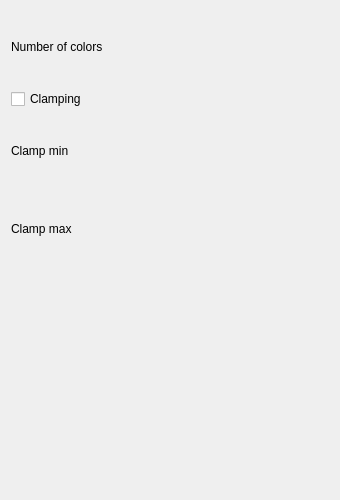
The window that smoke/view/colormaptab.ui (bvanloon/Scientific-Visualization) describes before a commit, drawn with Qt 5.
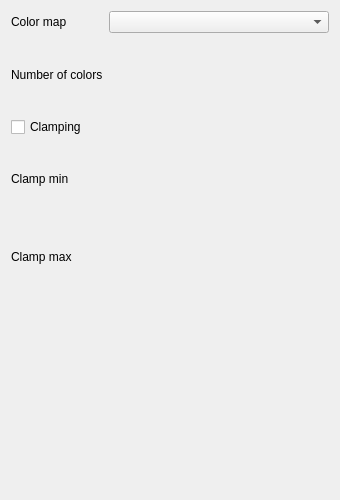
The same window after the commit. Custom widgets are drawn as their Qt base class.

Commit message: Added colormap selector ui element

Patch:
```diff
--- a/smoke/view/colormaptab.ui
+++ b/smoke/view/colormaptab.ui
@@ -14,14 +14,14 @@
    <string>Form</string>
   </property>
   <layout class="QFormLayout" name="formLayout">
-   <item row="1" column="0">
+   <item row="3" column="0">
     <widget class="QCheckBox" name="clampingCheckBox">
      <property name="text">
       <string>Clamping</string>
      </property>
     </widget>
    </item>
-   <item row="2" column="0">
+   <item row="4" column="0">
     <widget class="QLabel" name="clampingMinimumLabel">
      <property name="minimumSize">
       <size>
@@ -37,10 +37,10 @@
      </property>
     </widget>
    </item>
-   <item row="2" column="1">
+   <item row="4" column="1">
     <widget class="FloatSlider" name="clampingMinimumSlider" native="true"/>
    </item>
-   <item row="3" column="0">
+   <item row="5" column="0">
     <widget class="QLabel" name="clampingMaximumLabel">
      <property name="minimumSize">
       <size>
@@ -56,7 +56,7 @@
      </property>
     </widget>
    </item>
-   <item row="3" column="1">
+   <item row="5" column="1">
     <widget class="FloatSlider" name="clampingMaximumSlider" native="true">
      <property name="minimumSize">
       <size>
@@ -66,7 +66,7 @@
      </property>
     </widget>
    </item>
-   <item row="0" column="0">
+   <item row="2" column="0">
     <widget class="QLabel" name="numColorsLabel">
      <property name="minimumSize">
       <size>
@@ -79,7 +79,7 @@
      </property>
     </widget>
    </item>
-   <item row="0" column="1">
+   <item row="2" column="1">
     <widget class="IntSlider" name="numColorsSlider" native="true">
      <property name="minimumSize">
       <size>
@@ -89,6 +89,16 @@
      </property>
     </widget>
    </item>
+   <item row="0" column="0">
+    <widget class="QLabel" name="colormapSelectorLabel">
+     <property name="text">
+      <string>Color map</string>
+     </property>
+    </widget>
+   </item>
+   <item row="0" column="1">
+    <widget class="QComboBox" name="colormapSelector"/>
+   </item>
   </layout>
  </widget>
  <customwidgets>
```
The commit also changes 1 other file.
